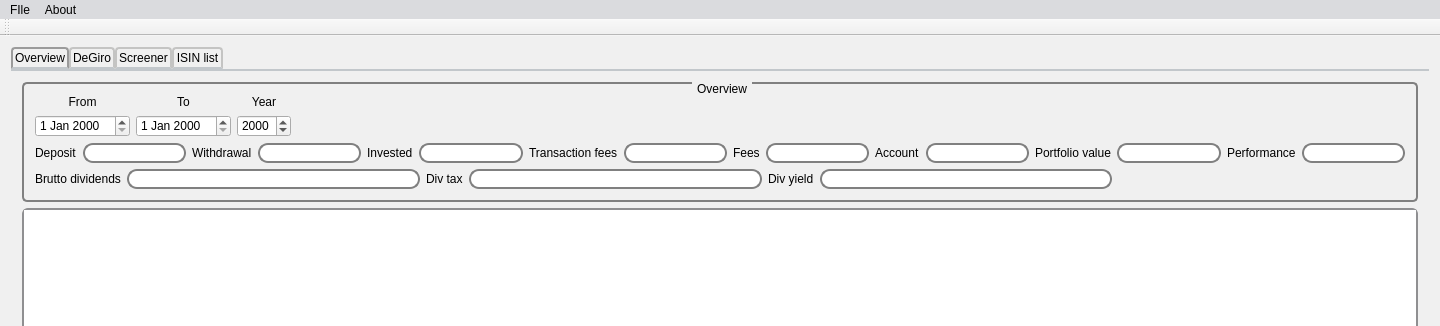
Above: mainwindow.ui from ado130/SPM before the change; both pictures show x 0 to 1440 and y 0 to 326 of the 1440 by 768 pixel window. Below: the same form after it.
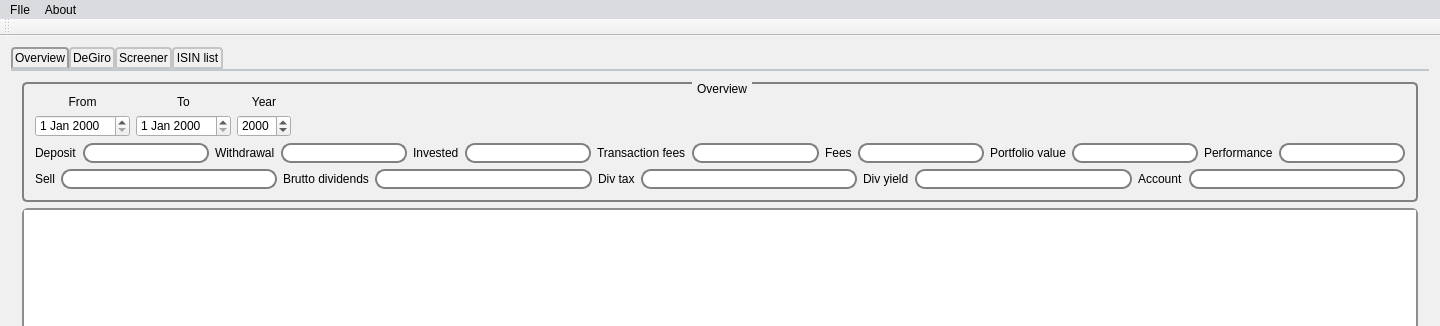
That is the form after the change. Icons and pictures are not drawn.

Commit message: Added sold position, v1.0.7 released

```diff
--- a/mainwindow.ui
+++ b/mainwindow.ui
@@ -295,28 +295,6 @@
                  </property>
                 </widget>
                </item>
-               <item>
-                <widget class="QLabel" name="label_26">
-                 <property name="text">
-                  <string>Account</string>
-                 </property>
-                </widget>
-               </item>
-               <item>
-                <widget class="QLineEdit" name="leAccount">
-                 <property name="toolTip">
-                  <string>Deposit + Netto dividends + Sold - Invested - Fees - Withdrawal</string>
-                 </property>
-                 <property name="styleSheet">
-                  <string notr="true">QLineEdit {
-    border: 2px solid gray;
-    border-radius: 10px;
-    padding: 0 8px;
-    selection-background-color: darkgray;
-}</string>
-                 </property>
-                </widget>
-               </item>
                <item>
                 <widget class="QLabel" name="label_5">
                  <property name="text">
@@ -365,6 +343,25 @@
              </item>
              <item>
               <layout class="QHBoxLayout" name="horizontalLayout_4">
+               <item>
+                <widget class="QLabel" name="label_18">
+                 <property name="text">
+                  <string>Sell</string>
+                 </property>
+                </widget>
+               </item>
+               <item>
+                <widget class="QLineEdit" name="leSell">
+                 <property name="styleSheet">
+                  <string notr="true">QLineEdit {
+    border: 2px solid gray;
+    border-radius: 10px;
+    padding: 0 8px;
+    selection-background-color: darkgray;
+}</string>
+                 </property>
+                </widget>
+               </item>
                <item>
                 <widget class="QLabel" name="label_6">
                  <property name="text">
@@ -426,17 +423,26 @@
                 </widget>
                </item>
                <item>
-                <spacer name="horizontalSpacer">
-                 <property name="orientation">
-                  <enum>Qt::Horizontal</enum>
+                <widget class="QLabel" name="label_26">
+                 <property name="text">
+                  <string>Account</string>
                  </property>
-                 <property name="sizeHint" stdset="0">
-                  <size>
-                   <width>40</width>
-                   <height>20</height>
-                  </size>
+                </widget>
+               </item>
+               <item>
+                <widget class="QLineEdit" name="leAccount">
+                 <property name="toolTip">
+                  <string>Deposit + Netto dividends + Sold - Invested - Fees - Withdrawal</string>
                  </property>
-                </spacer>
+                 <property name="styleSheet">
+                  <string notr="true">QLineEdit {
+    border: 2px solid gray;
+    border-radius: 10px;
+    padding: 0 8px;
+    selection-background-color: darkgray;
+}</string>
+                 </property>
+                </widget>
                </item>
               </layout>
              </item>
```
The commit also changes 1 other file.
